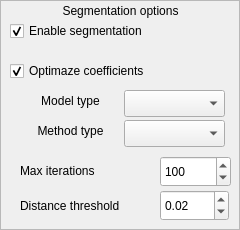
This is project/segmentationoptionview.ui in Aula13/QRecog as Qt 5 draws it before an edit. The edited form follows.
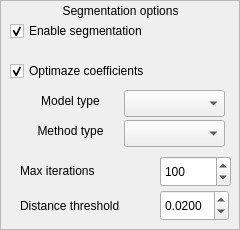
This is the edited form.

```diff
--- a/project/segmentationoptionview.ui
+++ b/project/segmentationoptionview.ui
@@ -114,6 +114,9 @@
       <height>31</height>
      </rect>
     </property>
+    <property name="decimals">
+     <number>4</number>
+    </property>
     <property name="singleStep">
      <double>0.010000000000000</double>
     </property>
```
Left out of the diff: 2 changed lines with no effect on the pictures.
